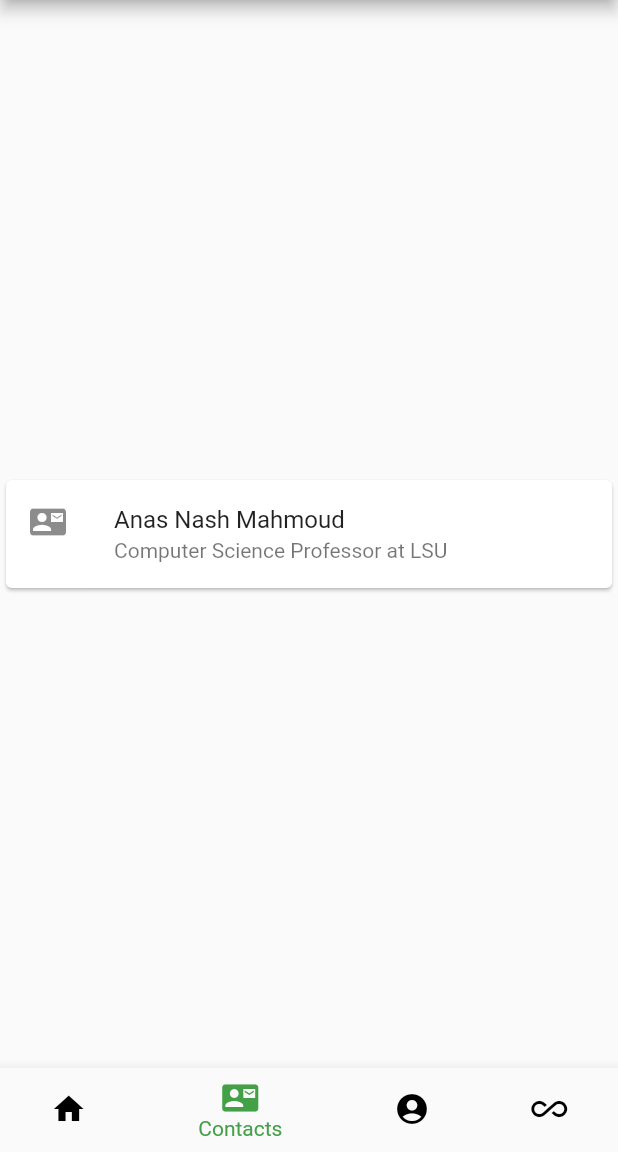
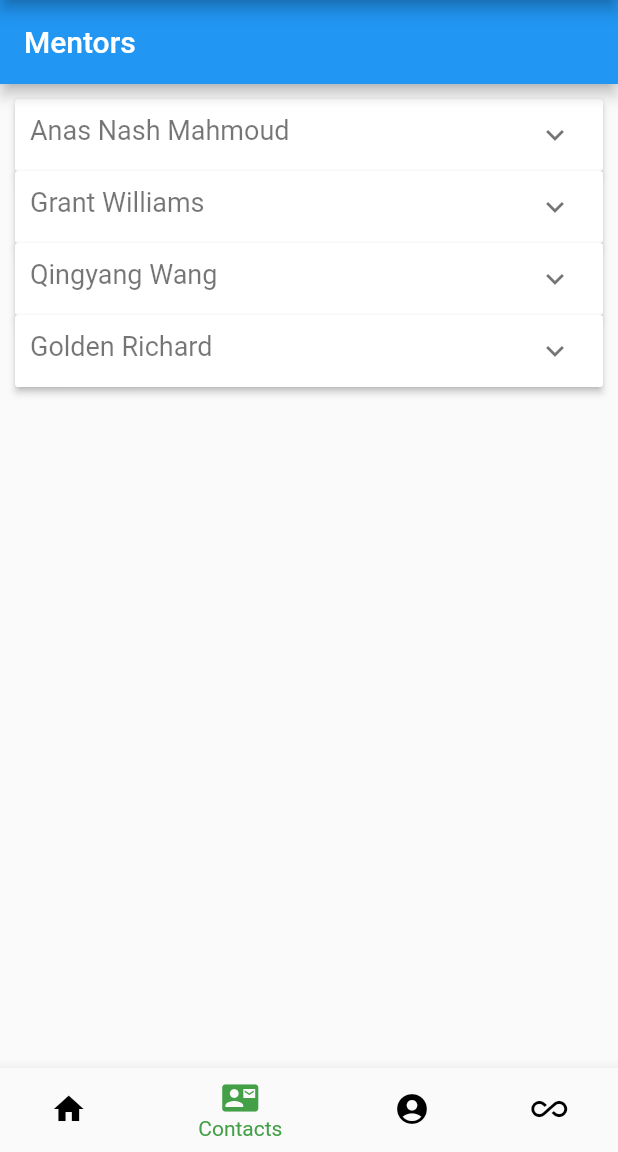
Before and after one commit to dsmann12/imPACt-dwerz, a Flutter app: the RootPage screen opened directly, item 2 of the bottom bar chosen, on a phone screen of 412 x 824 dp, the part 84-1236 px from its top. Run offline on Flutter 3.47's test engine with Material 2 defaults, Android fonts, the phone set to English and light mode, and no system bars; our stand-ins replace cloud_firestore, firebase_auth, flutter_login; missing offline and left inert: dart:ffi, morpheus; accounts and stored records are empty.

Commit message:
Added message and info icons on contacts.dart, logout icon on profile.dart
Minor changes to login.dart, root.dart, and routes.dart to make it error free.

```diff
--- a/lib/pages/contacts.dart
+++ b/lib/pages/contacts.dart
@@ -1,20 +1,135 @@
 import 'package:flutter/material.dart';
 
-Widget displayMentorList() {
+
+class ItemModel {
+  bool isExpanded;
+  String header;
+  //BodyModel bodyModel;
+
+  ItemModel({this.isExpanded: false, this.header});
+}
+
+//class BodyModel {
+//  int price;
+//  int quantity;
+//
+//  BodyModel({this.price, this.quantity});
+//}
+
+class MentorList extends StatefulWidget
+{
+  @override
+  _MentorListState createState() => _MentorListState();
+}
+
+class _MentorListState extends State<MentorList>
+{
+  List<ItemModel> prepareData = <ItemModel>[
+    ItemModel(header: 'Anas Nash Mahmoud'),
+    ItemModel(header: 'Grant Williams'),
+    ItemModel(header: 'Qingyang Wang'),
+    ItemModel(header: 'Golden Richard'),
+  ];
+
+  showAlertDialog(BuildContext context)
+  {
+    Widget okButton = FlatButton(
+      child: Text("OK, got it!"),
+      onPressed: () {
+        Navigator.of(context).pop();
+      },
+    );
+
+    AlertDialog alert = AlertDialog(
+      title: Text("Welcome to the imPACt Application"),
+      content: Text("This app is used for connecting mentees to different mentors"),
+      actions: [
+        okButton,
+      ],
+    );
+
+    showDialog(
+        context: context,
+        builder: (BuildContext context) {
+          return alert;
+        }
+    );
+  }
+
+  @override
+  Widget build(BuildContext context) {
     return Scaffold(
-      body: Center(
-          child: Card(
-              child: Column(
-                mainAxisSize: MainAxisSize.min,
+      appBar: AppBar(
+        title: Text('Mentors'),
+      ),
+      body: Container(
+        padding: EdgeInsets.all(10),
+        child: ListView.builder(
+          itemCount: prepareData.length,
+          itemBuilder: (BuildContext context, int index) {
+            return ExpansionPanelList(
+              animationDuration: Duration(milliseconds: 500),
+              children: [
+                ExpansionPanel(
+                  body: Container(
+                    padding: EdgeInsets.all(10),
+                    child: Row(
+                      mainAxisAlignment: MainAxisAlignment.spaceBetween,
                       children: <Widget>[
-                  const ListTile(
-                    leading: Icon(Icons.contact_mail),
-                    title: Text('Anas Nash Mahmoud'),
-                    subtitle: Text('Computer Science Professor at LSU'),
+//                        Text(
+//                          'PRICE: ${prepareData[index].bodyModel.price}',
+//                          style: TextStyle(
+//                            color: Colors.grey[700],
+//                            fontSize: 18,
+//                          ),
+//                        ),
+                        IconButton(
+                          icon: Icon(Icons.message),
+                          onPressed: () {
+
+                          },
+                        ),
+//                        Text(
+//                          'QUANTITY: ${prepareData[index].bodyModel.quantity}',
+//                          style: TextStyle(
+//                            color: Colors.grey[700],
+//                            fontSize: 18,
+//                          ),
+//                        )
+                       IconButton(
+                         icon: Icon(Icons.info),
+                         onPressed: () {
+
+                         },
                        )
                       ],
+                    ),
+                  ),
+                  headerBuilder: (BuildContext context, bool isExpanded) {
+                    return Container(
+                      padding: EdgeInsets.all(10),
+                      child: Text(
+                        prepareData[index].header,
+                        style: TextStyle(
+                          color: Colors.black54,
+                          fontSize: 18,
+                        ),
+                      ),
+                    );
+                  },
+                  isExpanded: prepareData[index].isExpanded,
                 )
-          )
-      )
+              ],
+              expansionCallback: (int item, bool status) {
+                setState(() {
+                  prepareData[index].isExpanded =
+                  !prepareData[index].isExpanded;
+                });
+              },
+            );
+          },
+        ),
+      ),
     );
   }
+}
--- a/lib/pages/root.dart
+++ b/lib/pages/root.dart
@@ -25,7 +25,7 @@ class _RootPageState extends State<RootPage>
   int _currentIndex = 0;
   static List<Widget> _widgetOptions = <Widget>[
     HomePage(), //widget function call
-    displayMentorList(), // widget function call
+    MentorList(), // widget function call
     PersonalProfile(),
     Recommendations()
 //    SearchBar()
--- a/lib/pages/routes.dart
+++ b/lib/pages/routes.dart
@@ -10,7 +10,7 @@ class FadePageRoute<T> extends MaterialPageRoute<T>
     settings: settings,
   );
 
-  @override Duration get transitionDuration => const Duration(milliseconds: 600);
+  @override Duration get transitionDuration => const Duration(milliseconds: 1);
 
   @override
   Widget buildTransitions(
```
Also changed, not shown: lib/pages/login.dart (+16 -16 lines), lib/pages/profile.dart (+14 -0 lines). Lines whose indentation alone changed are shown as unchanged.
